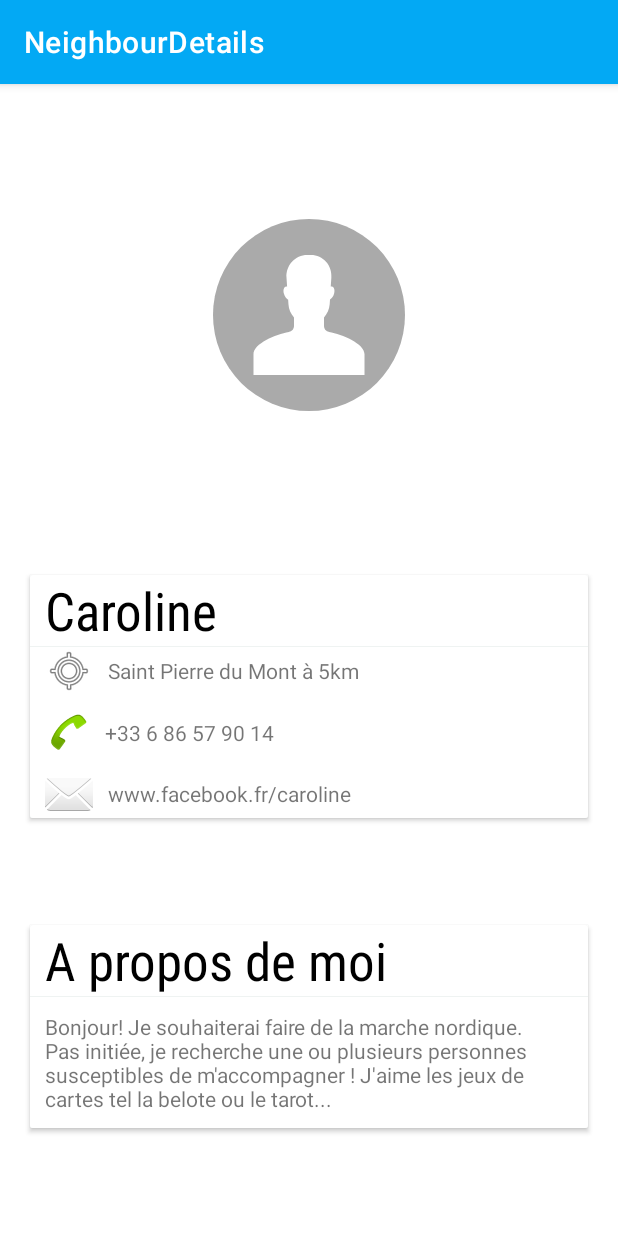
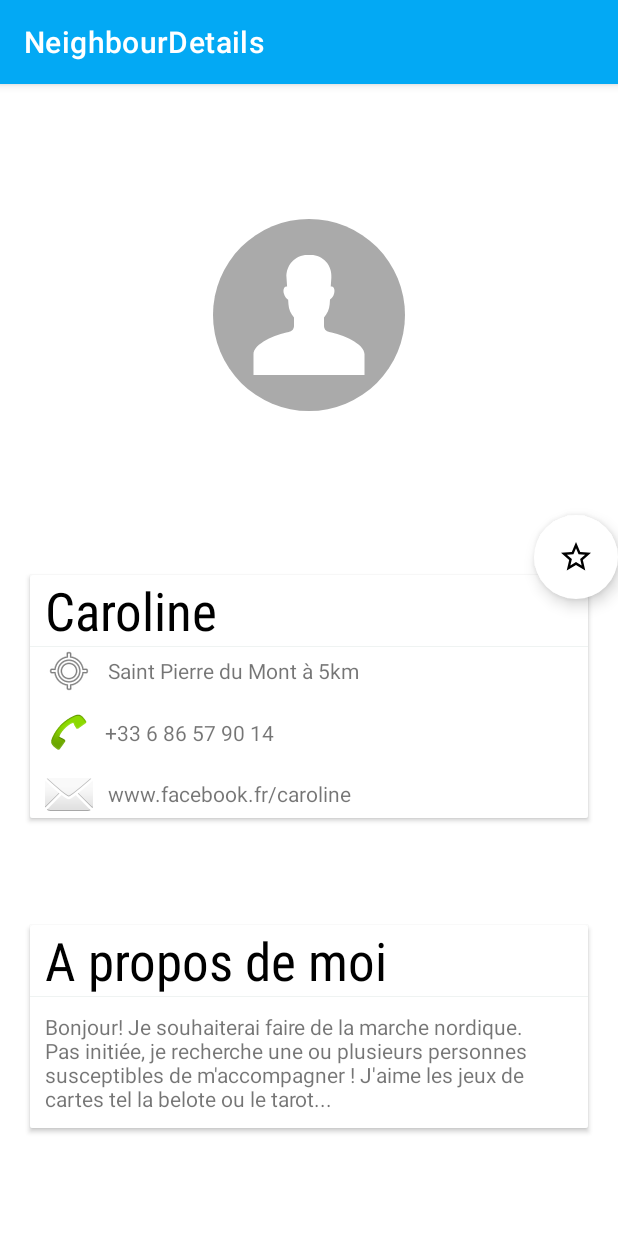
Before and after one commit to LucasGitHubz/Entrevoisins, an Android app: the NeighbourDetailsActivity screen opened directly, with no data from a screen before it, on a phone screen of 412 x 824 dp. Run offline under Robolectric (Android 15) with nearby library versions, the phone set to English and light mode, and no system bars; our stand-ins replace ButterKnife; pictures from the network do not load; 7 statements that could not run were skipped.

Commit message:
Can change neighbour status to favorite + floatingButton added

```diff
--- a/Entrevoisins/app/src/main/java/com/openclassrooms/entrevoisins/model/Neighbour.java
+++ b/Entrevoisins/app/src/main/java/com/openclassrooms/entrevoisins/model/Neighbour.java
@@ -28,7 +28,7 @@ public class Neighbour implements Parcelable {
     /** About me */
     private String aboutMe;
 
-    private Boolean isFavorite = false;
+    public Boolean isFavorite = false;
 
     /**
      * Constructor
--- a/Entrevoisins/app/src/main/java/com/openclassrooms/entrevoisins/service/NeighbourApiService.java
+++ b/Entrevoisins/app/src/main/java/com/openclassrooms/entrevoisins/service/NeighbourApiService.java
@@ -27,4 +27,8 @@ public interface NeighbourApiService {
      * @param neighbour
      */
     void createNeighbour(Neighbour neighbour);
+
+    List<Neighbour> getFavoriteList();
+
+    Boolean toogleFavorite(Neighbour neighbour);
 }
--- a/Entrevoisins/app/src/main/java/com/openclassrooms/entrevoisins/ui/neighbour_list/NeighbourDetailsActivity.java
+++ b/Entrevoisins/app/src/main/java/com/openclassrooms/entrevoisins/ui/neighbour_list/NeighbourDetailsActivity.java
@@ -9,7 +9,9 @@ import android.support.v4.app.FragmentActivity;
 import android.support.v7.app.AppCompatActivity;
 import android.text.Editable;
 import android.text.TextWatcher;
+import android.util.Log;
 import android.view.MenuItem;
+import android.view.View;
 import android.widget.Button;
 import android.widget.ImageView;
 import android.widget.TextView;
@@ -44,6 +46,10 @@ public class NeighbourDetailsActivity extends AppCompatActivity {
     TextView network;
     @BindView(R.id.description)
     TextView description;
+    @BindView(R.id.favoriteBtn)
+    ImageView favoriteButton;
+
+    private NeighbourApiService mApiService = DI.getNeighbourApiService();
 
     @Override
     protected void onCreate(Bundle savedInstanceState) {
@@ -56,6 +62,7 @@ public class NeighbourDetailsActivity extends AppCompatActivity {
     }
 
     private void init(Neighbour neighbour) {
+        setStarImage(neighbour.isFavorite);
         Glide.with(profilImage.getContext())
                 .load(neighbour.getAvatarUrl())
                 .into(profilImage);
@@ -64,5 +71,21 @@ public class NeighbourDetailsActivity extends AppCompatActivity {
         location.setText(neighbour.getAddress());
         number.setText(neighbour.getPhoneNumber());
         description.setText(neighbour.getAboutMe());
+
+        favoriteButton.setOnClickListener(new View.OnClickListener() {
+            @Override
+            public void onClick(View view) {
+                neighbour.isFavorite = mApiService.toogleFavorite(neighbour);
+                setStarImage(neighbour.isFavorite);
+            }
+        });
+    }
+
+    private void setStarImage(Boolean favorite) {
+        if (favorite) {
+            favoriteButton.setImageResource(R.drawable.ic_star_white_24dp);
+        } else {
+            favoriteButton.setImageResource(R.drawable.ic_star_border_white_24dp);
+        }
     }
 }
--- a/Entrevoisins/app/src/main/res/layout/neighbour_details.xml
+++ b/Entrevoisins/app/src/main/res/layout/neighbour_details.xml
@@ -186,6 +186,16 @@
         </LinearLayout>
     </android.support.v7.widget.CardView>
 
-
+    <android.support.design.widget.FloatingActionButton
+        android:id="@+id/favoriteBtn"
+        android:layout_width="wrap_content"
+        android:layout_height="wrap_content"
+        android:src="@drawable/ic_star_border_white_24dp"
+        android:tint="#FFDD00"
+        app:backgroundTint="#FFFFFF"
+        app:borderWidth="0dp"
+        app:layout_constraintRight_toRightOf="parent"
+        app:layout_constraintTop_toBottomOf="@id/big_name_textField"
+        app:rippleColor="@color/colorAccent" />
 
 </android.support.constraint.ConstraintLayout>
```
Also changed, not shown: Entrevoisins/app/src/main/java/com/openclassrooms/entrevoisins/Common.java (deleted, +0 -9 lines), Entrevoisins/app/src/main/java/com/openclassrooms/entrevoisins/service/DummyNeighbourApiService.java (+25 -0 lines), 48 other files.
